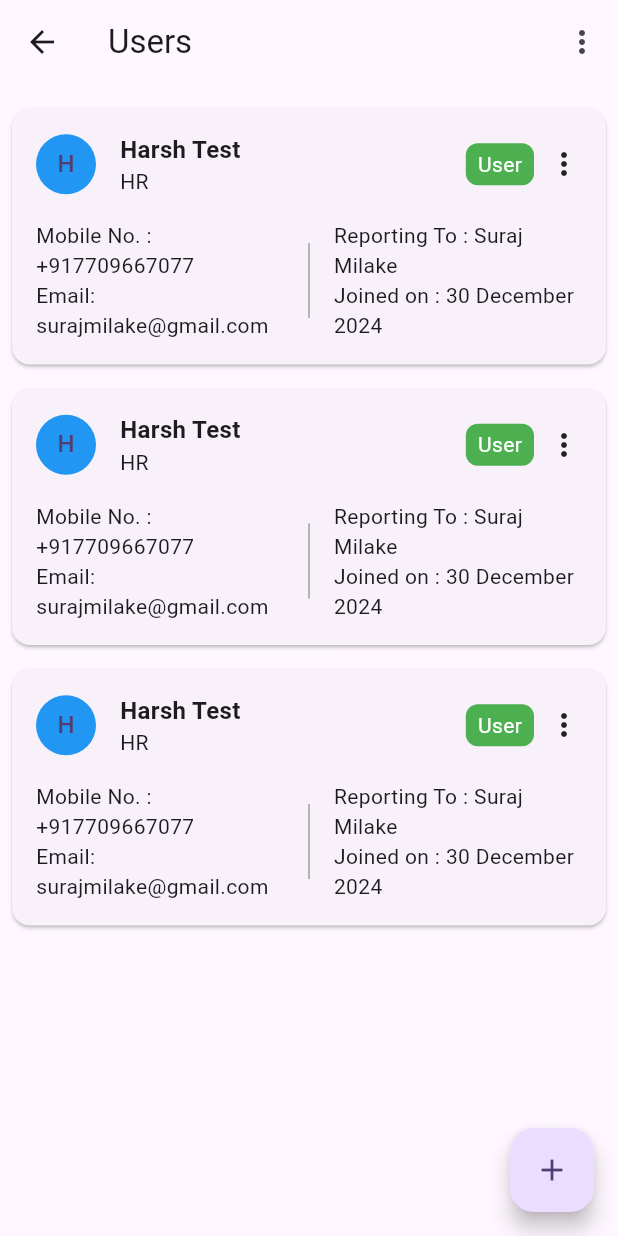
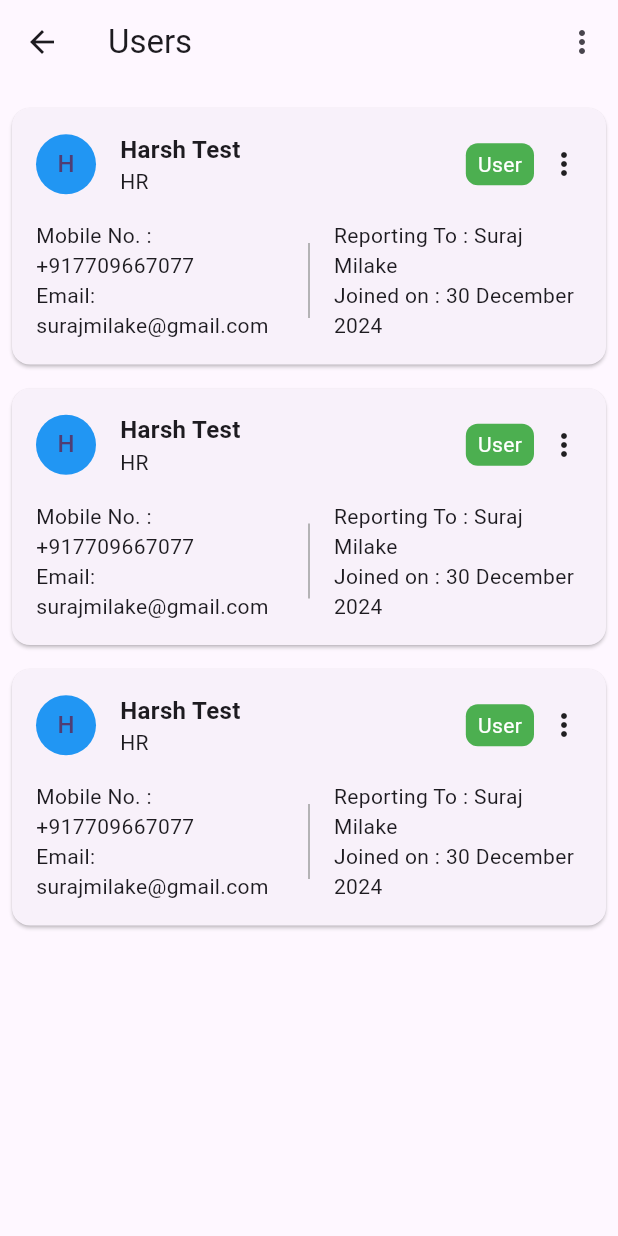
Before and after one commit to MilakeSuraj/Assignment_30_12_2024, a Flutter app: the screen it shows after launch, on a phone screen of 412 x 824 dp. Run offline on Flutter 3.47's test engine with Material 3 defaults, Android fonts, the phone set to English and light mode, and no system bars; our stand-ins replace get.

Commit message:
home_screen.dart

```diff
--- a/one/lib/Screens/home_screen.dart
+++ b/one/lib/Screens/home_screen.dart
@@ -20,10 +20,6 @@ class _DemoScreenState extends State<DemoScreen> {
             onPressed: () => _showFilterDrawer(context),
           ),
         ],
-      ),
-      floatingActionButton: FloatingActionButton(
-        onPressed: () {},
-        child: const Icon(Icons.add),
       ),
       body: ListView(
         padding: const EdgeInsets.all(8),
```
